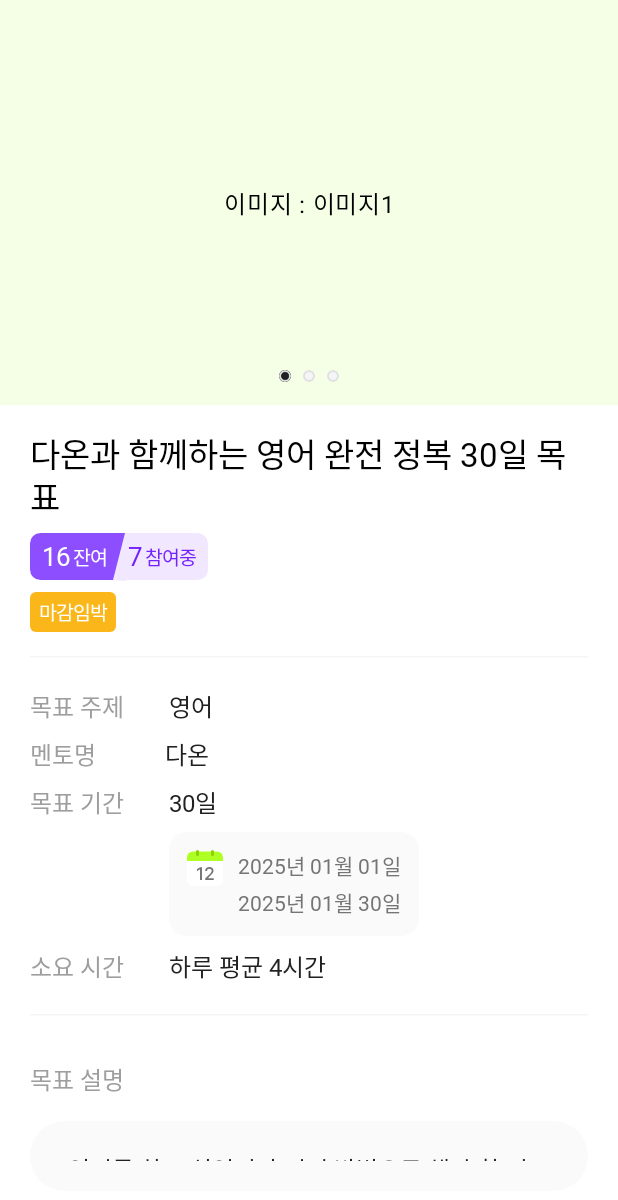
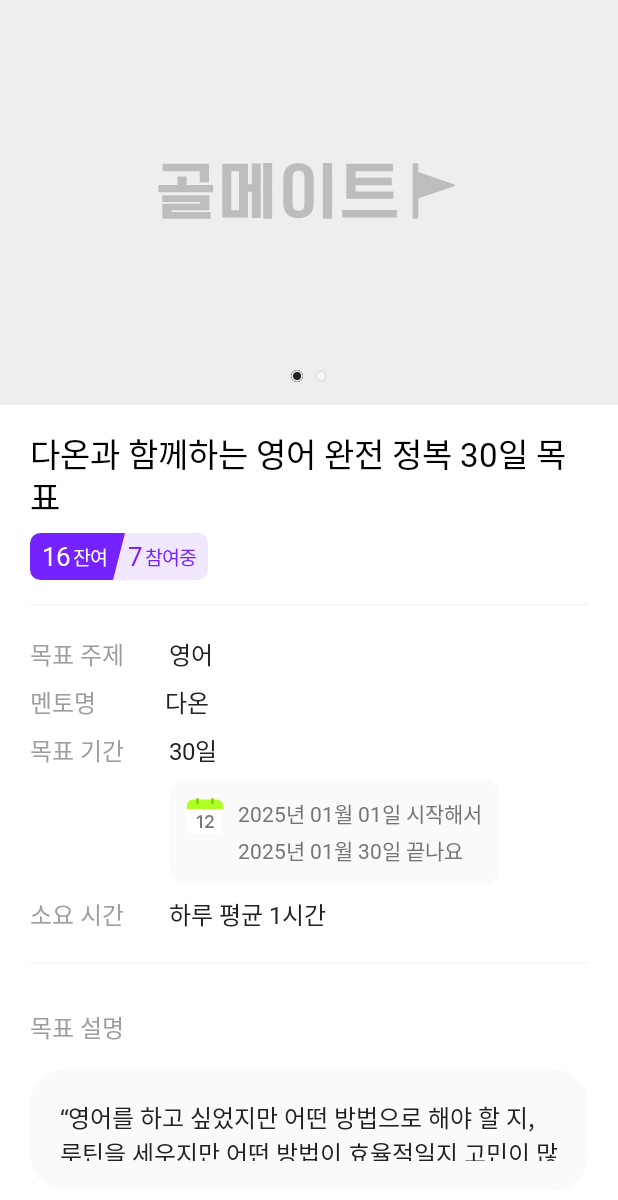
Before and after one commit to Central-MakeUs/GoalMate-Android, an Android app built with Jetpack Compose: the @Preview function GoalDetailScreenPreview, on a phone screen of 412 x 824 dp. Shown: the top 1200 px of the screen. Run offline under Robolectric (Android 15) with nearby library versions, the phone set to English and light mode, and no system bars; network calls fail; pictures from the network do not load; Roboto replaces fonts that are not available here.

Commit message:
feat: 목표 상세 정보 UI 연결

```diff
--- a/app/src/main/java/cmc/goalmate/presentation/components/Image.kt
+++ b/app/src/main/java/cmc/goalmate/presentation/components/Image.kt
@@ -31,20 +31,23 @@ fun GoalMateImage(
 
 @Composable
 fun GoalMateImage(
-    image: String,
+    image: String = "",
     modifier: Modifier = Modifier,
     contentDescription: String? = null,
     shape: Shape = RectangleShape,
+    contentScale: ContentScale = ContentScale.FillWidth
 ) {
     SubcomposeAsyncImage(
         model = image,
         contentDescription = contentDescription,
-        contentScale = ContentScale.FillBounds,
+        contentScale = contentScale,
         modifier = modifier.clip(shape),
         error = {
             Image(
                 imageVector = ImageVector.vectorResource(R.drawable.image_goal_default),
                 contentDescription = contentDescription,
+                contentScale = contentScale,
+                modifier = modifier
             )
         },
     )
--- a/app/src/main/java/cmc/goalmate/presentation/components/Tag.kt
+++ b/app/src/main/java/cmc/goalmate/presentation/components/Tag.kt
@@ -25,7 +25,6 @@ import androidx.compose.ui.unit.dp
 import cmc.goalmate.presentation.components.TagSize.LARGE
 import cmc.goalmate.presentation.components.TagSize.SMALL
 import cmc.goalmate.presentation.theme.GoalMateTheme
-import cmc.goalmate.presentation.theme.color.Secondary01_400
 import cmc.goalmate.presentation.theme.color.Secondary02_700
 import cmc.goalmate.presentation.theme.goalMateColors
 import cmc.goalmate.presentation.theme.goalMateTypography
@@ -200,7 +199,7 @@ private fun TriangleCanvas(
 @Composable
 fun GoalUiStatus.startBackgroundColor(): Color =
     when (this) {
-        GoalUiStatus.AVAILABLE -> Secondary01_400
+        GoalUiStatus.AVAILABLE -> MaterialTheme.goalMateColors.secondary01
         GoalUiStatus.SOLD_OUT -> MaterialTheme.goalMateColors.finished
     }
 
--- a/app/src/main/java/cmc/goalmate/presentation/ui/detail/GoalDetailContent.kt
+++ b/app/src/main/java/cmc/goalmate/presentation/ui/detail/GoalDetailContent.kt
@@ -19,6 +19,7 @@ import androidx.compose.ui.tooling.preview.Preview
 import androidx.compose.ui.unit.dp
 import cmc.goalmate.R
 import cmc.goalmate.presentation.components.GoalDateRange
+import cmc.goalmate.presentation.components.GoalMateImage
 import cmc.goalmate.presentation.components.ParticipationStatusTag
 import cmc.goalmate.presentation.components.TagSize
 import cmc.goalmate.presentation.components.ThickDivider
@@ -33,7 +34,6 @@ import cmc.goalmate.presentation.ui.detail.components.InfoRow
 import cmc.goalmate.presentation.ui.detail.components.MilestoneRowItem
 import cmc.goalmate.presentation.ui.detail.components.SubTitleText
 import cmc.goalmate.presentation.ui.detail.components.WeeklyRowItem
-import cmc.goalmate.presentation.ui.home.GoalUiStatus
 import cmc.goalmate.presentation.ui.home.components.ClosingSoonLabel
 
 @Composable
@@ -45,7 +45,7 @@ fun GoalDetailContent(
         modifier = modifier,
         horizontalAlignment = Alignment.CenterHorizontally,
     ) {
-        ImageSlider(
+        ThumbnailsSlider(
             imageUrls = goal.imageUrls,
             modifier = Modifier.fillMaxWidth().height(270.dp),
         )
@@ -76,7 +76,7 @@ fun GoalDetailContent(
 
         GoalList(
             title = stringResource(R.string.goal_detail_milestone_title),
-            goals = goal.milestone,
+            goals = goal.milestones,
             modifier = Modifier.padding(
                 vertical = GoalMateDimens.ItemVerticalPaddingLarge,
                 horizontal = GoalMateDimens.HorizontalPadding,
@@ -92,6 +92,23 @@ fun GoalDetailContent(
         // TODO: 상세이미지 위치
         Spacer(Modifier.size(120.dp))
     }
+}
+
+@Composable
+private fun ThumbnailsSlider(
+    imageUrls: List<String>,
+    modifier: Modifier = Modifier,
+) {
+    if (imageUrls.isEmpty()) {
+        GoalMateImage(
+            modifier = modifier
+        )
+        return
+    }
+    ImageSlider(
+        imageUrls = imageUrls,
+        modifier = modifier,
+    )
 }
 
 @Composable
@@ -142,7 +159,9 @@ private fun GoalHeader(
             tagSize = TagSize.LARGE,
             goalUiStatus = goal.state,
         )
-        ClosingSoonLabel()
+        if (goal.isClosingSoon) {
+            ClosingSoonLabel()
+        }
     }
 }
 
@@ -173,8 +192,8 @@ private fun GoalInfo(
             contentTextStyle = contentTextStyle,
         ) {
             GoalDateRange(
-                startDate = goal.startDate,
-                endDate = goal.endDate,
+                startDate = "${goal.startDate} 시작해서",
+                endDate = "${goal.endDate} 끝나요",
                 icon = R.drawable.icon_calendar,
             )
         }
@@ -216,9 +235,9 @@ private fun GoalDescription(
 @Composable
 fun GoalList(
     title: String,
-    goals: List<Milestone>,
+    goals: List<MilestoneUiModel>,
     modifier: Modifier = Modifier,
-    itemContent: @Composable (Milestone, Modifier) -> Unit,
+    itemContent: @Composable (MilestoneUiModel, Modifier) -> Unit,
 ) {
     Column(
         modifier = modifier,
@@ -241,29 +260,7 @@ fun GoalList(
 private fun GoalDetailScreenPreview() {
     GoalMateTheme {
         GoalDetailContent(
-            goal = GoalDetailUiModel(
-                title = "다온과 함께하는 영어 완전 정복 30일 목표",
-                mentorName = "다온",
-                imageUrls = listOf("이미지1", "이미지2", "이미지3"),
-                category = "영어",
-                totalDates = "30일",
-                startDate = "2025년 01월 01일",
-                endDate = "2025년 01월 30일",
-                time = "하루 평균 4시간",
-                price = "10,000원",
-                discount = "100%",
-                totalPrice = "0원",
-                currentMembers = 7,
-                maxMembers = 23,
-                state = GoalUiStatus.AVAILABLE,
-                description = "“영어를 하고 싶었지만 어떤 방법으로 해야 할 지, 루틴을 세우지만 어떤 방법이 효율적일지 고민이 많지 않았나요?”",
-                weeklyGoal = listOf(
-                    Milestone("1주차", "간단한 단어부터 시작하기"),
-                    Milestone("2주차", "기본 문장 읽기"),
-                ),
-                milestone = listOf(Milestone("1주차", "간단한 단어부터 시작하기"), Milestone("2주차", "기본 문장 읽기")),
-                detailImageUrl = "",
-            ),
+            goal = GoalDetailUiModel.DUMMY,
             modifier = Modifier.background(White),
         )
     }
--- a/app/src/main/java/cmc/goalmate/presentation/ui/detail/GoalDetailScreen.kt
+++ b/app/src/main/java/cmc/goalmate/presentation/ui/detail/GoalDetailScreen.kt
@@ -1,5 +1,6 @@
 package cmc.goalmate.presentation.ui.detail
 
+import android.util.Log
 import androidx.compose.foundation.layout.Box
 import androidx.compose.foundation.layout.Column
 import androidx.compose.foundation.layout.WindowInsetsSides
@@ -69,6 +70,10 @@ fun GoalDetailScreen(
             }
 
             GoalDetailUiState.Loading -> {}
+
+            is GoalDetailUiState.Error -> {
+                Log.d("yenny", "error! -> ${state.error}")
+            }
         }
     }
 
--- a/app/src/main/java/cmc/goalmate/presentation/ui/detail/GoalDetailUiModel.kt
+++ b/app/src/main/java/cmc/goalmate/presentation/ui/detail/GoalDetailUiModel.kt
@@ -1,27 +1,34 @@
 package cmc.goalmate.presentation.ui.detail
 
+import cmc.goalmate.domain.model.GoalDetail
+import cmc.goalmate.domain.model.MidObjective
+import cmc.goalmate.domain.model.WeeklyObjective
 import cmc.goalmate.presentation.ui.detail.navigation.GoalSummary
 import cmc.goalmate.presentation.ui.home.GoalUiStatus
+import cmc.goalmate.presentation.ui.home.toUi
+import java.time.LocalDate
+import java.time.format.DateTimeFormatter
 
 data class GoalDetailUiModel(
     val title: String,
     val mentorName: String,
     val imageUrls: List<String>,
+    val isClosingSoon: Boolean,
     val category: String,
     val totalDates: String,
     val startDate: String,
     val endDate: String,
     val time: String,
-    val price: String,
-    val discount: String,
-    val totalPrice: String,
+    val price: String = TEMP_PRICE,
+    val discount: String = TEMP_PRICE,
+    val totalPrice: String = TEMP_PRICE,
     val currentMembers: Int,
     val maxMembers: Int,
     val state: GoalUiStatus,
     val description: String,
-    val weeklyGoal: List<Milestone>,
-    val milestone: List<Milestone>,
-    val detailImageUrl: String,
+    val weeklyGoal: List<MilestoneUiModel>,
+    val milestones: List<MilestoneUiModel>,
+    val detailImageUrls: List<String>,
 ) {
     val isAvailable: Boolean
         get() = this.state == GoalUiStatus.AVAILABLE
@@ -30,11 +37,13 @@ data class GoalDetailUiModel(
         get() = this.maxMembers - this.currentMembers
 
     companion object {
+        private const val TEMP_PRICE = "0"
         val DUMMY = GoalDetailUiModel(
             title = "다온과 함께하는 영어 완전 정복 30일 목표",
             mentorName = "다온",
-            imageUrls = listOf(),
+            imageUrls = listOf("image1", "image2"),
             category = "영어",
+            isClosingSoon = false,
             totalDates = "30일",
             startDate = "2025년 01월 01일",
             endDate = "2025년 01월 30일",
@@ -46,9 +55,9 @@ data class GoalDetailUiModel(
             maxMembers = 23,
             state = GoalUiStatus.AVAILABLE,
             description = "“영어를 하고 싶었지만 어떤 방법으로 해야 할 지, 루틴을 세우지만 어떤 방법이 효율적일지 고민이 많지 않았나요?”",
-            weeklyGoal = listOf(Milestone("1주차", "간단한 단어부터 시작하기"), Milestone("2주차", "기본 문장 읽기")),
-            milestone = listOf(Milestone("1", "간단한 단어부터 시작하기"), Milestone("2", "기본 문장 읽기")),
-            detailImageUrl = "",
+            weeklyGoal = listOf(MilestoneUiModel("1주차", "간단한 단어부터 시작하기"), MilestoneUiModel("2주차", "기본 문장 읽기")),
+            milestones = listOf(MilestoneUiModel("1", "간단한 단어부터 시작하기"), MilestoneUiModel("2", "기본 문장 읽기")),
+            detailImageUrls = listOf(""),
         )
     }
 }
@@ -61,4 +70,40 @@ fun GoalDetailUiModel.toSummary(): GoalSummary =
         totalPrice = totalPrice,
     )
 
-data class Milestone(val label: String, val content: String)
+data class MilestoneUiModel(val label: String, val content: String)
+
+fun GoalDetail.toUi(dateFormatter: DateTimeFormatter = DateTimeFormatter.ofPattern("yyyy년 MM월 dd일")): GoalDetailUiModel {
+    val today = LocalDate.now()
+    val endDate = today.plusDays(this.period.toLong())
+
+    return GoalDetailUiModel(
+        title = this.title,
+        mentorName = this.mentorName,
+        imageUrls = this.thumbnailImages,
+        category = this.topic,
+        totalDates = "${this.period}일",
+        isClosingSoon = this.isClosingSoon,
+        startDate = today.format(dateFormatter),
+        endDate = endDate.format(dateFormatter),
+        time = "하루 평균 ${this.dailyDuration}시간",
+        currentMembers = this.currentParticipants,
+        maxMembers = this.participantsLimit,
+        state = this.goalStatus.toUi(),
+        description = this.description,
+        weeklyGoal = this.weeklyObjectives.map { it.toUi() },
+        milestones = this.midObjectives.map { it.toUi() },
+        detailImageUrls = this.contentImages,
+    )
+}
+
+fun WeeklyObjective.toUi(): MilestoneUiModel =
+    MilestoneUiModel(
+        label = "${this.weekNumber}주",
+        content = this.description,
+    )
+
+fun MidObjective.toUi(): MilestoneUiModel =
+    MilestoneUiModel(
+        label = "${this.sequence}",
+        content = this.description,
+    )
--- a/app/src/main/java/cmc/goalmate/presentation/ui/detail/components/ImageSlider.kt
+++ b/app/src/main/java/cmc/goalmate/presentation/ui/detail/components/ImageSlider.kt
@@ -5,6 +5,8 @@ import androidx.compose.foundation.border
 import androidx.compose.foundation.layout.Arrangement
 import androidx.compose.foundation.layout.Box
 import androidx.compose.foundation.layout.Row
+import androidx.compose.foundation.layout.fillMaxWidth
+import androidx.compose.foundation.layout.height
 import androidx.compose.foundation.layout.padding
 import androidx.compose.foundation.layout.size
 import androidx.compose.foundation.pager.HorizontalPager
@@ -20,6 +22,7 @@ import androidx.compose.ui.draw.clip
 import androidx.compose.ui.graphics.Color
 import androidx.compose.ui.tooling.preview.Preview
 import androidx.compose.ui.unit.dp
+import cmc.goalmate.presentation.components.GoalMateImage
 import cmc.goalmate.presentation.theme.GoalMateTheme
 import cmc.goalmate.presentation.theme.goalMateColors
 
@@ -38,17 +41,10 @@ fun ImageSlider(
             state = pagerState,
             modifier = Modifier,
         ) { page ->
-//            GoalMateImage(
-//                image = imageUrls[page],
-//            )
-            Box(
-                modifier = modifier
-                    .size(width = 360.dp, height = 270.dp)
-                    .background(color = MaterialTheme.goalMateColors.primaryVariant),
-                contentAlignment = Alignment.Center,
-            ) {
-                Text("이미지 : ${imageUrls[page]}", modifier = Modifier.align(Alignment.Center))
-            }
+            GoalMateImage(
+                image = imageUrls[page],
+                modifier = Modifier.fillMaxWidth()
+            )
         }
 
         Indicator(
@@ -102,7 +98,7 @@ private fun indicatorColor(isSelected: Boolean): Color =
 private fun ImageSliderPreview() {
     GoalMateTheme {
         ImageSlider(
-            imageUrls = listOf("이미지1", "이미지2", "이미지3"),
+            imageUrls = listOf("이미지1","이미지1"),
             modifier = Modifier,
         )
     }
```
Also changed, not shown: app/src/main/java/cmc/goalmate/presentation/ui/detail/GoalDetailViewModel.kt (+32 -19 lines).
